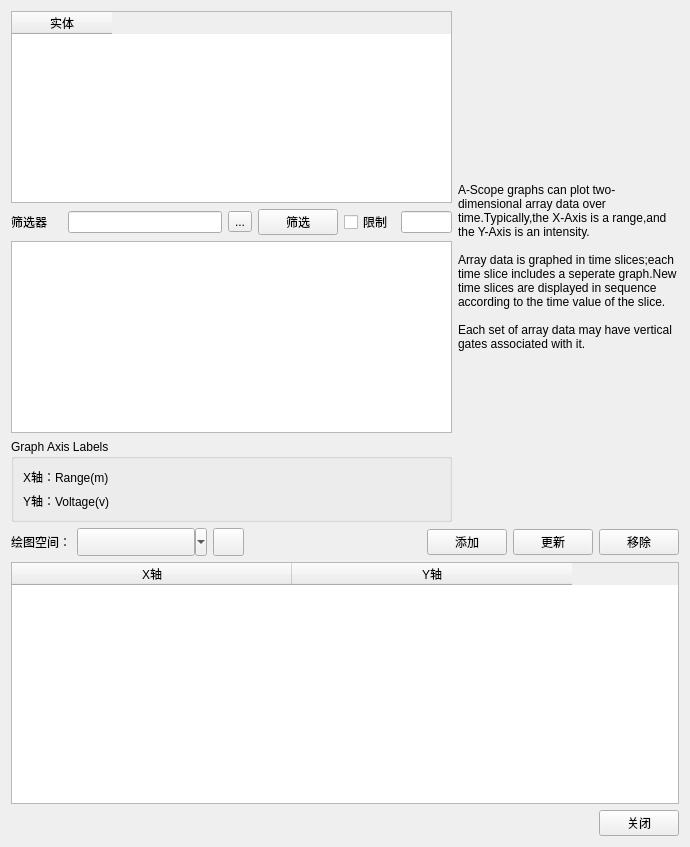
The window that AddPlotPair.ui (whatudone/plotxy) describes before a commit, drawn with Qt 5.
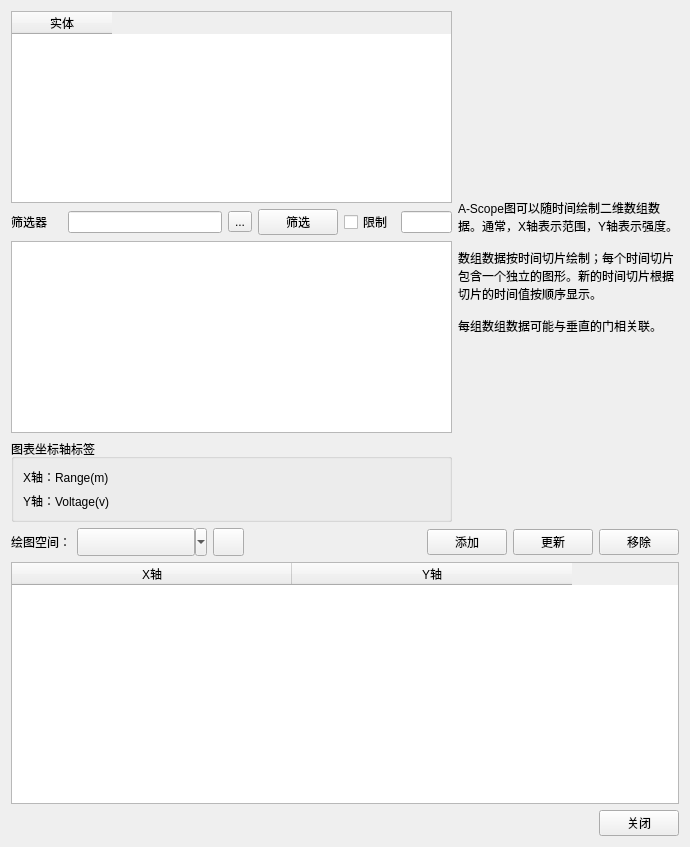
The same window after the commit. The open tabs and pages were chosen to show the change.

Commit message: 修改部分界面汉化及去掉没实现的功能

```diff
--- a/AddPlotPair.ui
+++ b/AddPlotPair.ui
@@ -2084,7 +2084,7 @@
          <item>
           <widget class="QGroupBox" name="groupBox_9">
            <property name="title">
-            <string>Graph Axis Labels</string>
+            <string>图表坐标轴标签</string>
            </property>
            <layout class="QVBoxLayout" name="verticalLayout_38">
             <item>
@@ -2109,11 +2109,11 @@
        <item>
         <widget class="QLabel" name="label_info">
          <property name="text">
-          <string>A-Scope graphs can plot two-dimensional array data over time.Typically,the X-Axis is a range,and the Y-Axis is an intensity.
+          <string>A-Scope图可以随时间绘制二维数组数据。通常，X轴表示范围，Y轴表示强度。
 
-Array data is graphed in time slices;each time slice includes a seperate graph.New time slices are displayed in sequence according to the time value of the slice.
+数组数据按时间切片绘制；每个时间切片包含一个独立的图形。新的时间切片根据切片的时间值按顺序显示。
 
-Each set of array data may have vertical gates associated with it.</string>
+每组数组数据可能与垂直的门相关联。</string>
          </property>
          <property name="scaledContents">
           <bool>true</bool>
```
Left out of the diff: 6 changed lines with no effect on the pictures. The commit also changes 3 other files.
